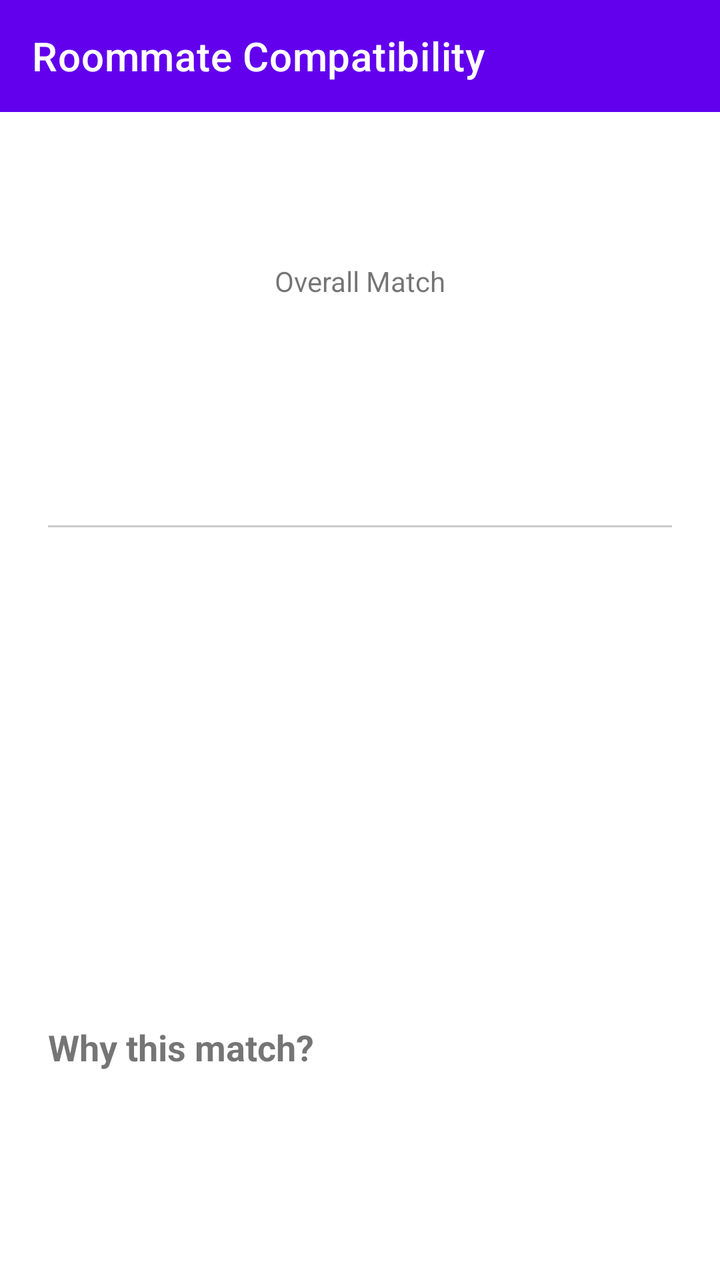
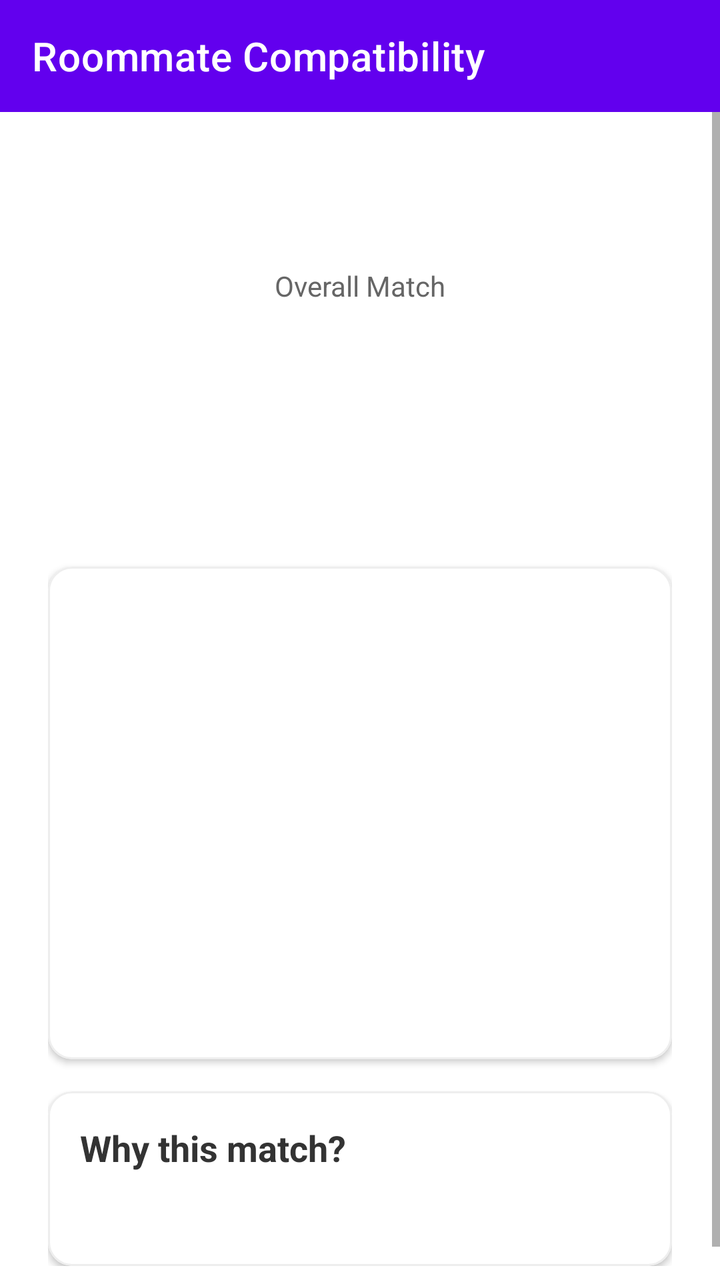

The first picture is an Android layout as it rendered before a commit; the second is the same layout after the commit. The layout source and the unified diff follow.
<!-- AndroidManifest.xml: application theme Theme.RentMate -->
<!-- res/layout/activity_roommate_compatibility.xml -->
<?xml version="1.0" encoding="utf-8"?>
<LinearLayout xmlns:android="http://schemas.android.com/apk/res/android"
    xmlns:app="http://schemas.android.com/apk/res-auto"
    xmlns:tools="http://schemas.android.com/tools"
    android:id="@+id/main"
    android:layout_width="match_parent"
    android:layout_height="match_parent"
    android:orientation="vertical"
    tools:context=".RoommateCompatibilityActivity">

    <com.google.android.material.appbar.MaterialToolbar
        android:id="@+id/toolbar"
        android:layout_width="match_parent"
        android:layout_height="?attr/actionBarSize"
        android:background="?attr/colorPrimary"
        app:title="@string/title_roommate_compatibility"
        app:titleTextColor="@color/white" />

    <ScrollView
        android:layout_width="match_parent"
        android:layout_height="match_parent">

    <LinearLayout
        android:layout_width="match_parent"
        android:layout_height="wrap_content"
        android:orientation="vertical"
        android:padding="24dp">

        <TextView
            android:id="@+id/tvRoommateName"
            android:layout_width="wrap_content"
            android:layout_height="wrap_content"
            android:textSize="20sp"
            android:textStyle="bold"
            android:textColor="@color/purple_500"
            android:layout_gravity="center_horizontal"/>

        <TextView
            android:layout_width="wrap_content"
            android:layout_height="wrap_content"
            android:text="@string/label_overall_match"
            android:layout_marginTop="24dp"
            android:layout_gravity="center_horizontal"/>

        <TextView
            android:id="@+id/tvOverallRoommateScore"
            android:layout_width="wrap_content"
            android:layout_height="wrap_content"
            android:textSize="48sp"
            android:textStyle="bold"
            android:textColor="@color/teal_700"
            android:layout_gravity="center_horizontal"/>

        <TextView
            android:id="@+id/tvRoommateCategory"
            android:layout_width="wrap_content"
            android:layout_height="wrap_content"
            android:textSize="18sp"
            android:textStyle="bold"
            android:layout_gravity="center_horizontal"
            android:layout_marginBottom="24dp"/>

        <View
            android:layout_width="match_parent"
            android:layout_height="1dp"
            android:background="#CCCCCC"
            android:layout_marginBottom="24dp"/>

        <TextView
            android:id="@+id/tvBudgetScore"
            android:layout_width="match_parent"
            android:layout_height="wrap_content"
            android:textSize="16sp"
            android:layout_marginBottom="8dp"/>

        <TextView
            android:id="@+id/tvLocationScore"
            android:layout_width="match_parent"
            android:layout_height="wrap_content"
            android:textSize="16sp"
            android:layout_marginBottom="8dp"/>

        <TextView
            android:id="@+id/tvCleanlinessScore"
            android:layout_width="match_parent"
            android:layout_height="wrap_content"
            android:textSize="16sp"
            android:layout_marginBottom="8dp"/>

        <TextView
            android:id="@+id/tvSleepScore"
            android:layout_width="match_parent"
            android:layout_height="wrap_content"
            android:textSize="16sp"
            android:layout_marginBottom="8dp"/>

        <TextView
            android:id="@+id/tvFoodScore"
            android:layout_width="match_parent"
            android:layout_height="wrap_content"
            android:textSize="16sp"
            android:layout_marginBottom="8dp"/>

        <TextView
            android:id="@+id/tvSmokingScore"
            android:layout_width="match_parent"
            android:layout_height="wrap_content"
            android:textSize="16sp"
            android:layout_marginBottom="8dp"/>

        <TextView
            android:id="@+id/tvPetsScore"
            android:layout_width="match_parent"
            android:layout_height="wrap_content"
            android:textSize="16sp"
            android:layout_marginBottom="24dp"/>

        <TextView
            android:layout_width="wrap_content"
            android:layout_height="wrap_content"
            android:text="@string/label_why_this_match"
            android:textStyle="bold"
            android:textSize="18sp"
            android:layout_marginBottom="8dp"/>

        <TextView
            android:id="@+id/tvRoommateExplanations"
            android:layout_width="match_parent"
            android:layout_height="wrap_content"
            android:textSize="14sp"
            android:lineSpacingExtra="4dp"/>

        <ProgressBar
            android:id="@+id/pbLoadingCompatibility"
            android:layout_width="wrap_content"
            android:layout_height="wrap_content"
            android:layout_gravity="center"
            android:visibility="gone"
            android:layout_marginTop="32dp"/>

    </LinearLayout>
</ScrollView>
</LinearLayout>
<!-- resources referenced by this layout -->
<resources>
  <color name="purple_500">#FF6200EE</color>
  <color name="teal_700">#FF018786</color>
  <color name="white">#FFFFFFFF</color>
  <string name="label_overall_match">Overall Match</string>
  <string name="label_why_this_match">Why this match?</string>
  <string name="title_roommate_compatibility">Roommate Compatibility</string>
  <style name="Theme.RentMate" parent="Theme.MaterialComponents.DayNight.NoActionBar">
          
          <item name="colorPrimary">@color/purple_500</item>
          <item name="colorPrimaryVariant">@color/purple_700</item>
          <item name="colorOnPrimary">@color/white</item>
          
          <item name="colorSecondary">@color/teal_200</item>
          <item name="colorSecondaryVariant">@color/teal_700</item>
          <item name="colorOnSecondary">@color/black</item>
          
          <item name="android:statusBarColor">?attr/colorPrimaryVariant</item>
          
      </style>
  <color name="purple_700">#FF3700B3</color>
  <color name="teal_200">#FF03DAC5</color>
  <color name="black">#FF000000</color>
</resources>

<!-- the commit's change to res/layout/activity_roommate_compatibility.xml (unified diff, before → after) -->
@@ -20,124 +20,162 @@
         android:layout_width="match_parent"
         android:layout_height="match_parent">
 
-    <LinearLayout
-        android:layout_width="match_parent"
-        android:layout_height="wrap_content"
-        android:orientation="vertical"
-        android:padding="24dp">
-
-        <TextView
-            android:id="@+id/tvRoommateName"
-            android:layout_width="wrap_content"
-            android:layout_height="wrap_content"
-            android:textSize="20sp"
-            android:textStyle="bold"
-            android:textColor="@color/purple_500"
-            android:layout_gravity="center_horizontal"/>
-
-        <TextView
-            android:layout_width="wrap_content"
-            android:layout_height="wrap_content"
-            android:text="@string/label_overall_match"
-            android:layout_marginTop="24dp"
-            android:layout_gravity="center_horizontal"/>
-
-        <TextView
-            android:id="@+id/tvOverallRoommateScore"
-            android:layout_width="wrap_content"
-            android:layout_height="wrap_content"
-            android:textSize="48sp"
-            android:textStyle="bold"
-            android:textColor="@color/teal_700"
-            android:layout_gravity="center_horizontal"/>
-
-        <TextView
-            android:id="@+id/tvRoommateCategory"
-            android:layout_width="wrap_content"
-            android:layout_height="wrap_content"
-            android:textSize="18sp"
-            android:textStyle="bold"
-            android:layout_gravity="center_horizontal"
-            android:layout_marginBottom="24dp"/>
-
-        <View
-            android:layout_width="match_parent"
-            android:layout_height="1dp"
-            android:background="#CCCCCC"
-            android:layout_marginBottom="24dp"/>
-
-        <TextView
-            android:id="@+id/tvBudgetScore"
+        <LinearLayout
             android:layout_width="match_parent"
             android:layout_height="wrap_content"
-            android:textSize="16sp"
-            android:layout_marginBottom="8dp"/>
+            android:orientation="vertical"
+            android:padding="24dp">
 
-        <TextView
-            android:id="@+id/tvLocationScore"
-            android:layout_width="match_parent"
-            android:layout_height="wrap_content"
-            android:textSize="16sp"
-            android:layout_marginBottom="8dp"/>
+            <TextView
+                android:id="@+id/tvRoommateName"
+                android:layout_width="wrap_content"
+                android:layout_height="wrap_content"
+                android:textSize="22sp"
+                android:textStyle="bold"
+                android:textColor="@color/purple_500"
+                android:layout_gravity="center_horizontal"/>
 
-        <TextView
-            android:id="@+id/tvCleanlinessScore"
-            android:layout_width="match_parent"
-            android:layout_height="wrap_content"
-            android:textSize="16sp"
-            android:layout_marginBottom="8dp"/>
+            <TextView
+                android:layout_width="wrap_content"
+                android:layout_height="wrap_content"
+                android:text="@string/label_overall_match"
+                android:layout_marginTop="24dp"
+                android:layout_gravity="center_horizontal"
+                android:textColor="#666666"/>
 
-        <TextView
-            android:id="@+id/tvSleepScore"
-            android:layout_width="match_parent"
-            android:layout_height="wrap_content"
-            android:textSize="16sp"
-            android:layout_marginBottom="8dp"/>
+            <TextView
+                android:id="@+id/tvOverallRoommateScore"
+                android:layout_width="wrap_content"
+                android:layout_height="wrap_content"
+                android:textSize="56sp"
+                android:textStyle="bold"
+                android:textColor="@color/teal_700"
+                android:layout_gravity="center_horizontal"/>
 
-        <TextView
-            android:id="@+id/tvFoodScore"
-            android:layout_width="match_parent"
-            android:layout_height="wrap_content"
-            android:textSize="16sp"
-            android:layout_marginBottom="8dp"/>
+            <TextView
+                android:id="@+id/tvRoommateCategory"
+                android:layout_width="wrap_content"
+                android:layout_height="wrap_content"
+                android:textSize="18sp"
+                android:textStyle="bold"
+                android:layout_gravity="center_horizontal"
+                android:layout_marginBottom="32dp"/>
 
-        <TextView
-            android:id="@+id/tvSmokingScore"
-            android:layout_width="match_parent"
-            android:layout_height="wrap_content"
-            android:textSize="16sp"
-            android:layout_marginBottom="8dp"/>
+            
+            <com.google.android.material.card.MaterialCardView
+                android:layout_width="match_parent"
+                android:layout_height="wrap_content"
+                app:cardCornerRadius="12dp"
+                app:cardElevation="2dp"
+                app:strokeWidth="1dp"
+                app:strokeColor="#EEEEEE">
 
-        <TextView
-            android:id="@+id/tvPetsScore"
-            android:layout_width="match_parent"
-            android:layout_height="wrap_content"
-            android:textSize="16sp"
-            android:layout_marginBottom="24dp"/>
+                <LinearLayout
+                    android:layout_width="match_parent"
+                    android:layout_height="wrap_content"
+                    android:orientation="vertical"
+                    android:padding="16dp">
 
-        <TextView
-            android:layout_width="wrap_content"
-            android:layout_height="wrap_content"
-            android:text="@string/label_why_this_match"
-            android:textStyle="bold"
-            android:textSize="18sp"
-            android:layout_marginBottom="8dp"/>
+                    <TextView
+                        android:id="@+id/tvBudgetScore"
+                        android:layout_width="match_parent"
+                        android:layout_height="wrap_content"
+                        android:textSize="15sp"
+                        android:layout_marginBottom="12dp"
+                        android:textColor="#333333"/>
 
-        <TextView
-            android:id="@+id/tvRoommateExplanations"
-            android:layout_width="match_parent"
-            android:layout_height="wrap_content"
-            android:textSize="14sp"
-            android:lineSpacingExtra="4dp"/>
+                    <TextView
+                        android:id="@+id/tvLocationScore"
+                        android:layout_width="match_parent"
+                        android:layout_height="wrap_content"
+                        android:textSize="15sp"
+                        android:layout_marginBottom="12dp"
+                        android:textColor="#333333"/>
 
-        <ProgressBar
-            android:id="@+id/pbLoadingCompatibility"
-            android:layout_width="wrap_content"
-            android:layout_height="wrap_content"
-            android:layout_gravity="center"
-            android:visibility="gone"
-            android:layout_marginTop="32dp"/>
+                    <TextView
+                        android:id="@+id/tvCleanlinessScore"
+                        android:layout_width="match_parent"
+                        android:layout_height="wrap_content"
+                        android:textSize="15sp"
+                        android:layout_marginBottom="12dp"
+                        android:textColor="#333333"/>
 
-    </LinearLayout>
-</ScrollView>
+                    <TextView
+                        android:id="@+id/tvSleepScore"
+                        android:layout_width="match_parent"
+                        android:layout_height="wrap_content"
+                        android:textSize="15sp"
+                        android:layout_marginBottom="12dp"
+                        android:textColor="#333333"/>
+
+                    <TextView
+                        android:id="@+id/tvFoodScore"
+                        android:layout_width="match_parent"
+                        android:layout_height="wrap_content"
+                        android:textSize="15sp"
+                        android:layout_marginBottom="12dp"
+                        android:textColor="#333333"/>
+
+                    <TextView
+                        android:id="@+id/tvSmokingScore"
+                        android:layout_width="match_parent"
+                        android:layout_height="wrap_content"
+                        android:textSize="15sp"
+                        android:layout_marginBottom="12dp"
+                        android:textColor="#333333"/>
+
+                    <TextView
+                        android:id="@+id/tvPetsScore"
+                        android:layout_width="match_parent"
+                        android:layout_height="wrap_content"
+                        android:textSize="15sp"
+                        android:textColor="#333333"/>
+                </LinearLayout>
+            </com.google.android.material.card.MaterialCardView>
+
+            
+            <com.google.android.material.card.MaterialCardView
+                android:layout_width="match_parent"
+                android:layout_height="wrap_content"
+                android:layout_marginTop="16dp"
+                app:cardCornerRadius="12dp"
+                app:cardElevation="2dp"
+                app:strokeWidth="1dp"
+                app:strokeColor="#EEEEEE">
+
+                <LinearLayout
+                    android:layout_width="match_parent"
+                    android:layout_height="wrap_content"
+                    android:orientation="vertical"
+                    android:padding="16dp">
+
+                    <TextView
+                        android:layout_width="wrap_content"
+                        android:layout_height="wrap_content"
+                        android:text="@string/label_why_this_match"
+                        android:textStyle="bold"
+                        android:textSize="18sp"
+                        android:textColor="#333333"
+                        android:layout_marginBottom="12dp"/>
+
+                    <TextView
+                        android:id="@+id/tvRoommateExplanations"
+                        android:layout_width="match_parent"
+                        android:layout_height="wrap_content"
+                        android:textSize="14sp"
+                        android:textColor="#555555"
+                        android:lineSpacingExtra="6dp"/>
+                </LinearLayout>
+            </com.google.android.material.card.MaterialCardView>
+
+            <ProgressBar
+                android:id="@+id/pbLoadingCompatibility"
+                android:layout_width="wrap_content"
+                android:layout_height="wrap_content"
+                android:layout_gravity="center"
+                android:visibility="gone"
+                android:layout_marginTop="32dp"/>
+
+        </LinearLayout>
+    </ScrollView>
 </LinearLayout>
